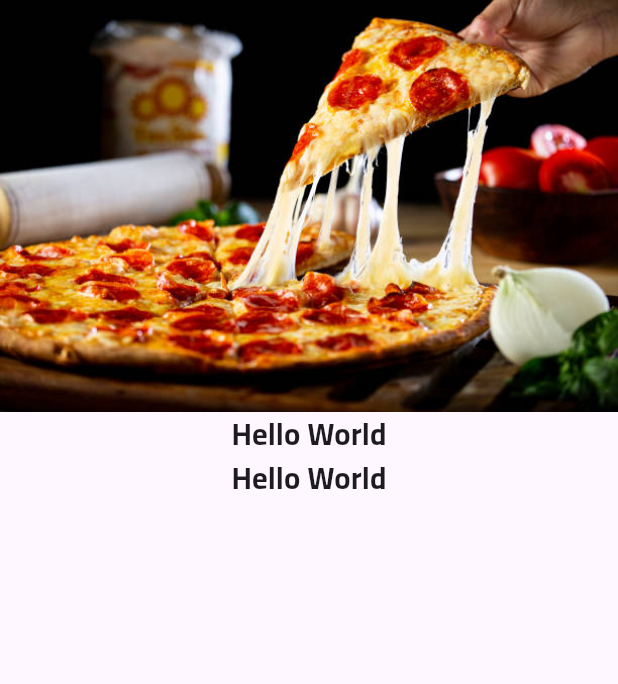
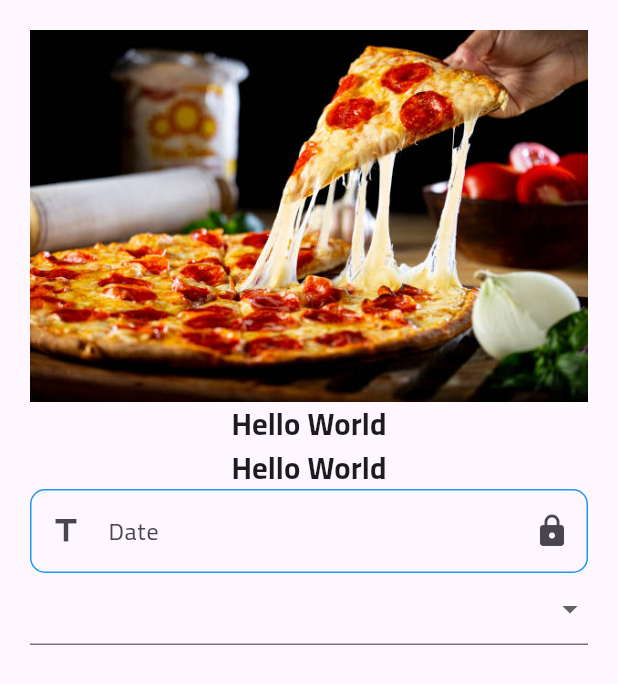
Before and after one commit to a-saber/NTI-Round3-Flutter, a Flutter app: the screen it shows after launch, on a phone screen of 412 x 824 dp. Shown: the top 684 px of the screen. Run offline on Flutter 3.47's test engine with Material 3 defaults, Android fonts, the phone set to English and light mode, and no system bars.

Commit message:
drop down

```diff
--- a/lib/main.dart
+++ b/lib/main.dart
@@ -1,20 +1,16 @@
 import 'package:flutter/material.dart';
 
-void main()
-{
+void main() {
   runApp(MyApp());
 }
 
-class MyApp extends StatelessWidget
-{
+class MyApp extends StatelessWidget {
   const MyApp({super.key});
 
   @override
   Widget build(BuildContext context) {
     return MaterialApp(
-      theme: ThemeData(
-        fontFamily: 'Cairo'
-      ),
+      theme: ThemeData(fontFamily: 'Cairo'),
       debugShowCheckedModeBanner: false,
       home: TestView(),
     );
@@ -22,33 +18,112 @@ class MyApp extends StatelessWidget
 }
 
 class TestView extends StatelessWidget {
-  const TestView({super.key});
+  TestView({super.key});
 
+  Map<String, String> countriesCodes = {
+    'Egypt': '+20',
+    'KSA': '+966',
+    'UAE': '+971'
+  };
+
+  // List<String> countries = [
+  //   'Egypt',
+  //   'KSA',
+  //   'UAE'
+  // ];
   @override
   Widget build(BuildContext context) {
     return Scaffold(
-      body: Column(
+        body: Padding(
+      padding: const EdgeInsets.all(20.0),
+      child: Column(
         children: [
           Image.asset('assets/test.jpg'),
-          Text('Hello World',
-          style: TextStyle(
-            fontSize: 20,
-            fontWeight: FontWeight.bold
+          Text(
+            'Hello World',
+            style: TextStyle(fontSize: 20, fontWeight: FontWeight.bold),
+          ),
+          Text(
+            'Hello World',
+            style: TextStyle(fontSize: 20, fontWeight: FontWeight.bold
+                // fontFamily: 'Cairo'
                 ),
           ),
-          Text('Hello World',
-          style: TextStyle(
-            fontSize: 20,
-              fontWeight: FontWeight.bold
-            // fontFamily: 'Cairo'
+          TextFormField(
+            // initialValue: 'ahmed',
+            keyboardType: TextInputType.name,
+            style: TextStyle(color: Colors.green),
+            // obscureText: true,
+            // obscuringCharacter: '*',
+            onTap: () {
+              print('field pressed');
+              // showTimePicker(
+              //   context: context,
+              //   initialTime: TimeOfDay. now()
+              // );
+            },
+            onChanged: (String value) {
+              print(value);
+            },
+            // enabled: false,
+            // readOnly: true,
+            cursorColor: Colors.blue,
+            decoration: InputDecoration(
+              prefixIcon: Icon(Icons.title),
+              // prefix: Icon(Icons.title),
+              suffixIcon: IconButton(
+                  onPressed: () {
+                    print('icon pressed');
+                  },
+                  icon: Icon(Icons.lock)),
+              // suffix: Icon(Icons.lock),
+              // suffix: ,
+              border: OutlineInputBorder(
+                  borderRadius: BorderRadius.circular(10),
+                  borderSide: BorderSide(color: Colors.blue)),
+              enabledBorder: OutlineInputBorder(
+                  borderRadius: BorderRadius.circular(10),
+                  borderSide: BorderSide(color: Colors.blue)),
+              focusedBorder: OutlineInputBorder(
+                  borderRadius: BorderRadius.circular(10),
+                  borderSide: BorderSide(color: Colors.blue)),
+              disabledBorder: OutlineInputBorder(
+                  borderRadius: BorderRadius.circular(0),
+                  borderSide: BorderSide(color: Colors.black)),
+              // focusedBorder: UnderlineInputBorder(),
+              labelText: 'Date',
+              hintText: 'Enter Your Name',
+            ),
+          ),
+          DropdownButtonFormField(
+            items: countriesCodes
+                .map((String countryName, countryCode) =>
+                  MapEntry(
+                    countryName,
+                    DropdownMenuItem(
+                      value: countryCode,
+                      child: Row(
+                        children: [
+                          Icon(Icons.flag),
+                          Text('hi'),
+                          Text(countryName),
+                          Text(countryCode),
+                        ],
                       ),
                     )
+                  )
+                )
+                .values
+                .toList(),
+            onChanged: (value) {
+              print(value);
+            },
+          )
         ],
-      )
-    );
+      ),
+    ));
   }
 }
-
 
 class HomeView extends StatelessWidget {
   const HomeView({super.key});
@@ -63,15 +138,15 @@ class HomeView extends StatelessWidget {
             color: Colors.red,
             size: 30,
           ),
-        title: Text('Home',
+          title: Text(
+            'Home',
             style: TextStyle(
               color: Colors.blue,
               fontSize: 35,
               fontWeight: FontWeight.w100,
             ),
           ),
-        actions:
-        [
+          actions: [
             Text('Add'),
             // SizedBox(width: 10,),
             Padding(
@@ -81,10 +156,7 @@ class HomeView extends StatelessWidget {
               ),
               child: Icon(Icons.person),
             ),
-
-
           ],
-
         ),
         body: CustomScrollView(
           slivers: [
@@ -92,25 +164,27 @@ class HomeView extends StatelessWidget {
               child: SizedBox(
                 height: 150,
                 child: ListView.builder(
-                itemBuilder: ( BuildContext context, int index)=> ProductHorizontalItem(),
+                  itemBuilder: (BuildContext context, int index) =>
+                      ProductHorizontalItem(),
                   itemCount: 10,
                   scrollDirection: Axis.horizontal,
                 ),
               ),
             ),
-          SliverToBoxAdapter(child: SizedBox(height: 50,)),
+            SliverToBoxAdapter(
+                child: SizedBox(
+              height: 50,
+            )),
             SliverList.builder(
                 itemCount: 10,
-            itemBuilder: (context, index)=> ProductVerticalItemBuilder()
-          ),
+                itemBuilder: (context, index) => ProductVerticalItemBuilder()),
             // SliverList(
             //   delegate: SliverChildBuilderDelegate(
             //       (context, index)=> ProductVerticalItemBuilder()
             //   )
             // )
           ],
-      )
-    );
+        ));
   }
 }
 
@@ -122,25 +196,26 @@ class ProductHorizontalItem extends StatelessWidget {
     return Padding(
       padding: const EdgeInsets.symmetric(horizontal: 8.0),
       child: Column(
-        children:
-        [
+        children: [
           Container(
             height: 100,
             width: 100,
             decoration: BoxDecoration(
                 shape: BoxShape.circle,
                 image: DecorationImage(
-                image: NetworkImage('https://septemberfarmcheese.b-cdn.net/wp-content/uploads/Blogs/Homemade-Pizza/homemade-pizza-monterey-jack-cheese.jpg'),
-                fit: BoxFit.cover
-              )
+                    image: NetworkImage(
+                        'https://septemberfarmcheese.b-cdn.net/wp-content/uploads/Blogs/Homemade-Pizza/homemade-pizza-monterey-jack-cheese.jpg'),
+                    fit: BoxFit.cover)),
           ),
+          SizedBox(
+            height: 5,
           ),
-          SizedBox(height: 5,),
           Row(
-            children:
-            [
+            children: [
               Text('Product Name'),
-              SizedBox(width: 5,),
+              SizedBox(
+                width: 5,
+              ),
               CircleAvatar(
                 backgroundColor: Colors.green,
                 radius: 5,
@@ -153,61 +228,62 @@ class ProductHorizontalItem extends StatelessWidget {
   }
 }
 
-
 class ProductVerticalItemBuilder extends StatelessWidget {
   const ProductVerticalItemBuilder({super.key});
 
   @override
   Widget build(BuildContext context) {
     return Container(
-
       margin: EdgeInsets.only(bottom: 10),
       padding: EdgeInsets.all(10),
       decoration: BoxDecoration(
           color: Colors.grey.withAlpha(100),
-        borderRadius: BorderRadius.circular(10)
-      ),
+          borderRadius: BorderRadius.circular(10)),
       child: Row(
-        children:
-        [
+        children: [
           Container(
-            height: 100, width: 100,
+            height: 100,
+            width: 100,
             decoration: BoxDecoration(
                 borderRadius: BorderRadius.circular(10),
                 image: DecorationImage(
-                image: NetworkImage('https://septemberfarmcheese.b-cdn.net/wp-content/uploads/Blogs/Homemade-Pizza/homemade-pizza-monterey-jack-cheese.jpg'),
-                fit: BoxFit.cover
-              )
+                    image: NetworkImage(
+                        'https://septemberfarmcheese.b-cdn.net/wp-content/uploads/Blogs/Homemade-Pizza/homemade-pizza-monterey-jack-cheese.jpg'),
+                    fit: BoxFit.cover)),
           ),
+          SizedBox(
+            width: 10,
           ),
-          SizedBox(width: 10,),
           Expanded(
             child: Column(
               crossAxisAlignment: CrossAxisAlignment.start,
               mainAxisAlignment: MainAxisAlignment.spaceAround,
-              children:
-              [
+              children: [
                 Row(
                   mainAxisAlignment: MainAxisAlignment.spaceBetween,
-                  children:
-                  [
-                    Expanded(child: Text('Product Name',
+                  children: [
+                    Expanded(
+                        child: Text(
+                      'Product Name',
+                      style:
+                          TextStyle(fontWeight: FontWeight.w400, fontSize: 17),
+                    )),
+                    Text(
+                      '50\$',
                       style: TextStyle(
-                      fontWeight: FontWeight.w400,
-                      fontSize: 17
-                    ),)),
-                    Text('50\$', style: TextStyle(
                           fontWeight: FontWeight.bold,
                           fontSize: 17,
-                      color: Colors.red
-                    ),),
+                          color: Colors.red),
+                    ),
                   ],
                 ),
-                SizedBox(height: 20,),
-                Text('Description',  style: TextStyle(
-                    fontWeight: FontWeight.w400,
-                    fontSize: 12
-                ),),
+                SizedBox(
+                  height: 20,
+                ),
+                Text(
+                  'Description',
+                  style: TextStyle(fontWeight: FontWeight.w400, fontSize: 12),
+                ),
               ],
             ),
           )
@@ -217,7 +293,6 @@ class ProductVerticalItemBuilder extends StatelessWidget {
   }
 }
 
-
 class DefaultRow extends StatelessWidget {
   const DefaultRow({super.key});
 
@@ -225,10 +300,8 @@ class DefaultRow extends StatelessWidget {
   Widget build(BuildContext context) {
     return Row(
       mainAxisAlignment: MainAxisAlignment.spaceBetween,
-      children:
-      [
-
-        for(int i=0;i<3;i++)
+      children: [
+        for (int i = 0; i < 3; i++)
           Container(
             height: 100,
             width: 100,
@@ -243,12 +316,10 @@ class DefaultRow extends StatelessWidget {
                     top: BorderSide(
                       color: Colors.blue,
                       width: 2,
-                )
-              )
+                    ))
                 // shape: BoxShape.circle
                 ),
           ),
-
       ],
     );
   }
```
Lines whose indentation alone changed are shown as unchanged.
